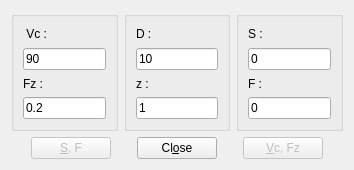
Qt form src/feedsdialog.ui (GCodeProjects/GCodeWorkShop) before a commit.
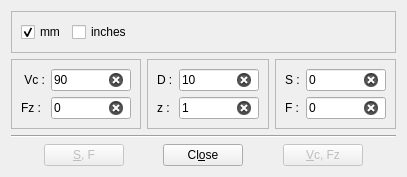
The same form after that commit. Icons and pictures are not drawn.

```diff
--- a/src/feedsdialog.ui
+++ b/src/feedsdialog.ui
@@ -6,8 +6,8 @@
    <rect>
     <x>0</x>
     <y>0</y>
-    <width>354</width>
-    <height>170</height>
+    <width>407</width>
+    <height>177</height>
    </rect>
   </property>
   <property name="windowTitle">
@@ -15,28 +15,66 @@
   </property>
   <layout class="QVBoxLayout" name="verticalLayout">
    <item>
-    <layout class="QHBoxLayout" name="horizontalLayout_2">
+    <widget class="QFrame" name="frame">
+     <property name="frameShape">
+      <enum>QFrame::StyledPanel</enum>
+     </property>
+     <property name="frameShadow">
+      <enum>QFrame::Raised</enum>
+     </property>
+     <layout class="QGridLayout" name="gridLayout_4">
+      <item row="0" column="0">
+       <widget class="QCheckBox" name="mmCheckBox">
+        <property name="text">
+         <string>mm</string>
+        </property>
+        <property name="checked">
+         <bool>true</bool>
+        </property>
+        <property name="autoExclusive">
+         <bool>true</bool>
+        </property>
+       </widget>
+      </item>
+      <item row="0" column="1">
+       <widget class="QCheckBox" name="inchCheckBox">
+        <property name="text">
+         <string>inches</string>
+        </property>
+        <property name="autoExclusive">
+         <bool>true</bool>
+        </property>
+       </widget>
+      </item>
+      <item row="0" column="2">
+       <spacer name="horizontalSpacer_5">
+        <property name="orientation">
+         <enum>Qt::Horizontal</enum>
+        </property>
+        <property name="sizeHint" stdset="0">
+         <size>
+          <width>40</width>
+          <height>20</height>
+         </size>
+        </property>
+       </spacer>
+      </item>
+     </layout>
+    </widget>
+   </item>
+   <item>
+    <layout class="QHBoxLayout" name="horizontalLayout_3">
      <item>
-      <widget class="QGroupBox" name="groupBox_3">
-       <property name="title">
-        <string/>
+      <widget class="QFrame" name="frame_2">
+       <property name="frameShape">
+        <enum>QFrame::StyledPanel</enum>
        </property>
-       <layout class="QVBoxLayout" name="verticalLayout_6">
-        <item>
-         <widget class="QLabel" name="label">
-          <property name="toolTip">
-           <string>Cutting speed</string>
-          </property>
-          <property name="text">
-           <string> Vc :</string>
-          </property>
-         </widget>
-        </item>
-        <item>
+       <property name="frameShadow">
+        <enum>QFrame::Raised</enum>
+       </property>
+       <layout class="QGridLayout" name="gridLayout_5">
+        <item row="0" column="1">
          <widget class="QLineEdit" name="vcInput">
-          <property name="toolTip">
-           <string>Cutting speed (m/min)</string>
-          </property>
           <property name="text">
            <string>90</string>
           </property>
@@ -46,9 +84,22 @@
           <property name="dragEnabled">
            <bool>true</bool>
           </property>
+          <property name="clearButtonEnabled">
+           <bool>true</bool>
+          </property>
          </widget>
         </item>
-        <item>
+        <item row="0" column="0">
+         <widget class="QLabel" name="label">
+          <property name="toolTip">
+           <string>Cutting speed</string>
+          </property>
+          <property name="text">
+           <string> Vc :</string>
+          </property>
+         </widget>
+        </item>
+        <item row="1" column="0">
          <widget class="QLabel" name="label_2">
           <property name="toolTip">
            <string>Feed per tooth</string>
@@ -58,13 +109,10 @@
           </property>
          </widget>
         </item>
-        <item>
+        <item row="1" column="1">
          <widget class="QLineEdit" name="fzInput">
-          <property name="toolTip">
-           <string>Feed per tooth (mm)</string>
-          </property>
           <property name="text">
-           <string>0.2</string>
+           <string>0</string>
           </property>
           <property name="maxLength">
            <number>8</number>
@@ -72,18 +120,24 @@
           <property name="dragEnabled">
            <bool>true</bool>
           </property>
+          <property name="clearButtonEnabled">
+           <bool>true</bool>
+          </property>
          </widget>
         </item>
        </layout>
       </widget>
      </item>
      <item>
-      <widget class="QGroupBox" name="groupBox_2">
-       <property name="title">
-        <string/>
+      <widget class="QFrame" name="frame_3">
+       <property name="frameShape">
+        <enum>QFrame::StyledPanel</enum>
        </property>
-       <layout class="QVBoxLayout" name="verticalLayout_2">
-        <item>
+       <property name="frameShadow">
+        <enum>QFrame::Raised</enum>
+       </property>
+       <layout class="QGridLayout" name="gridLayout_6">
+        <item row="0" column="0">
          <widget class="QLabel" name="label_5">
           <property name="toolTip">
            <string>Tool diameter</string>
@@ -93,11 +147,8 @@
           </property>
          </widget>
         </item>
-        <item>
+        <item row="0" column="1">
          <widget class="QLineEdit" name="dInput">
-          <property name="toolTip">
-           <string>Tool diameter (mm)</string>
-          </property>
           <property name="text">
            <string>10</string>
           </property>
@@ -107,9 +158,12 @@
           <property name="dragEnabled">
            <bool>true</bool>
           </property>
+          <property name="clearButtonEnabled">
+           <bool>true</bool>
+          </property>
          </widget>
         </item>
-        <item>
+        <item row="1" column="0">
          <widget class="QLabel" name="label_6">
           <property name="toolTip">
            <string>Number of toot's</string>
@@ -119,11 +173,8 @@
           </property>
          </widget>
         </item>
-        <item>
+        <item row="1" column="1">
          <widget class="QLineEdit" name="zInput">
-          <property name="toolTip">
-           <string>Number of toot's</string>
-          </property>
           <property name="text">
            <string>1</string>
           </property>
@@ -133,18 +184,24 @@
           <property name="dragEnabled">
            <bool>true</bool>
           </property>
+          <property name="clearButtonEnabled">
+           <bool>true</bool>
+          </property>
          </widget>
         </item>
        </layout>
       </widget>
      </item>
      <item>
-      <widget class="QGroupBox" name="groupBox">
-       <property name="title">
-        <string/>
+      <widget class="QFrame" name="frame_4">
+       <property name="frameShape">
+        <enum>QFrame::StyledPanel</enum>
        </property>
-       <layout class="QVBoxLayout" name="verticalLayout_5">
-        <item>
+       <property name="frameShadow">
+        <enum>QFrame::Raised</enum>
+       </property>
+       <layout class="QGridLayout" name="gridLayout_7">
+        <item row="0" column="0">
          <widget class="QLabel" name="label_3">
           <property name="toolTip">
            <string>Spindle speed</string>
@@ -154,11 +211,24 @@
           </property>
          </widget>
         </item>
-        <item>
+        <item row="0" column="1">
          <widget class="QLineEdit" name="sInput">
-          <property name="toolTip">
-           <string>Spindle speed (r/min)</string>
+          <property name="text">
+           <string>0</string>
           </property>
+          <property name="maxLength">
+           <number>9</number>
+          </property>
+          <property name="dragEnabled">
+           <bool>true</bool>
+          </property>
+          <property name="clearButtonEnabled">
+           <bool>true</bool>
+          </property>
+         </widget>
+        </item>
+        <item row="1" column="1">
+         <widget class="QLineEdit" name="fInput">
           <property name="text">
            <string>0</string>
           </property>
@@ -168,9 +238,12 @@
           <property name="dragEnabled">
            <bool>true</bool>
           </property>
+          <property name="clearButtonEnabled">
+           <bool>true</bool>
+          </property>
          </widget>
         </item>
-        <item>
+        <item row="1" column="0">
          <widget class="QLabel" name="label_4">
           <property name="toolTip">
            <string>Table feed</string>
@@ -180,27 +253,18 @@
           </property>
          </widget>
         </item>
-        <item>
-         <widget class="QLineEdit" name="fInput">
-          <property name="toolTip">
-           <string>Table feed (mm/min)</string>
-          </property>
-          <property name="text">
-           <string>0</string>
-          </property>
-          <property name="maxLength">
-           <number>9</number>
-          </property>
-          <property name="dragEnabled">
-           <bool>true</bool>
-          </property>
-         </widget>
-        </item>
        </layout>
       </widget>
      </item>
     </layout>
    </item>
+   <item>
+    <widget class="Line" name="line_2">
+     <property name="orientation">
+      <enum>Qt::Horizontal</enum>
+     </property>
+    </widget>
+   </item>
    <item>
     <layout class="QHBoxLayout" name="horizontalLayout">
      <item>
```
